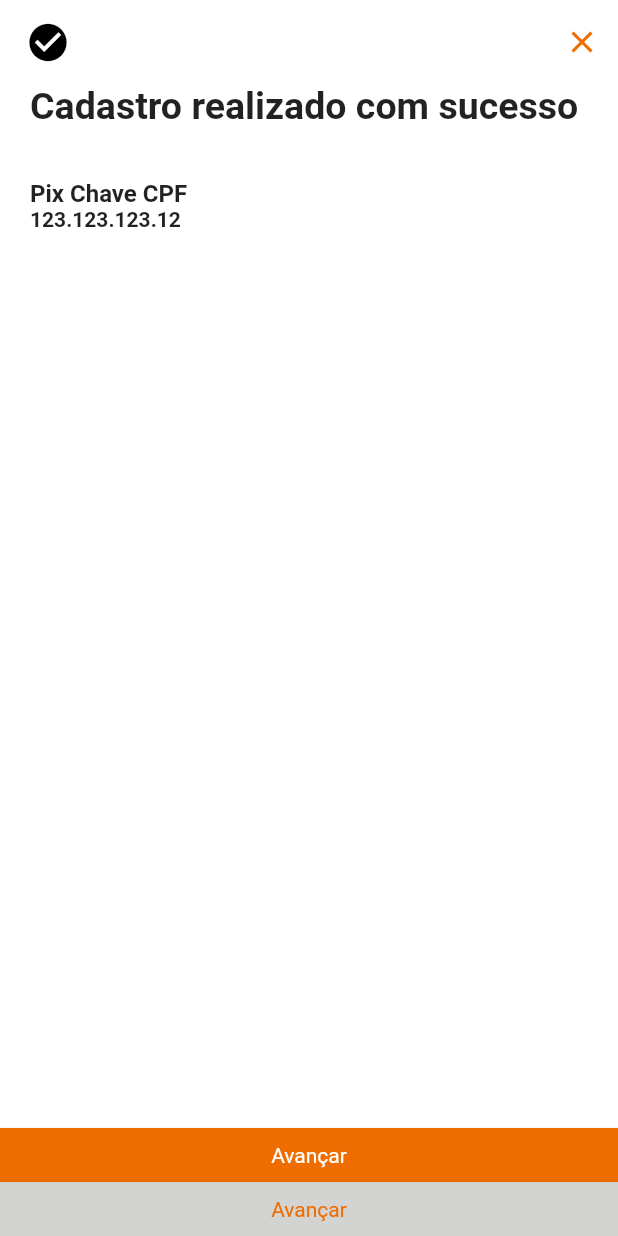
After one commit to viniciusps01/screens-challenge, a Flutter app: the screen it shows after launch, after a tap on "Cadastro Realizado", on a phone screen of 412 x 824 dp. The commit adds this screen. Run offline on Flutter 3.47's test engine with Material 2 defaults, Android fonts, the phone set to English and light mode, and no system bars.

Commit message:
Added SignupSuccessPage

```diff
--- a/lib/main.dart
+++ b/lib/main.dart
@@ -6,6 +6,7 @@ import 'package:screens_challenge/ui/pages/keys_menu_page/keys_menu_page.dart';
 import 'package:screens_challenge/ui/pages/message_page/message_page.dart';
 
 import 'ui/pages/cpf_key_page/cpf_key_page.dart';
+import 'ui/pages/signup_success_page/signup_success_page.dart';
 import 'ui/pages/validation_page/validation_page.dart';
 
 void main() {
@@ -80,6 +81,13 @@ class Home extends StatelessWidget {
                 const MessagePage(),
               ),
               child: const Text('Recado'),
+            ),
+            OutlinedButton(
+              onPressed: () => goToPage(
+                context,
+                const SignupSuccessPage(),
+              ),
+              child: const Text('Cadastro Realizado'),
             )
           ],
         ),
--- /dev/null
+++ b/lib/ui/pages/signup_success_page/signup_success_page.dart
@@ -0,0 +1,75 @@
+import 'package:flutter/material.dart';
+import 'package:screens_challenge/ui/widgets/grey_button.dart';
+import 'package:screens_challenge/ui/widgets/pix_key.dart';
+
+import '../../widgets/orange_button.dart';
+
+class SignupSuccessPage extends StatelessWidget {
+  const SignupSuccessPage({Key? key}) : super(key: key);
+
+  @override
+  Widget build(BuildContext context) {
+    return Scaffold(
+      appBar: AppBar(
+        automaticallyImplyLeading: false,
+        leading: const Padding(
+          padding: EdgeInsets.only(left: 8.0),
+          child: Icon(
+            Icons.check_circle,
+            size: 30,
+            color: Colors.black,
+          ),
+        ),
+        actions: [
+          IconButton(
+            onPressed: () => Navigator.of(context).pop(),
+            icon: const Icon(Icons.close),
+          )
+        ],
+      ),
+      body: Column(
+        crossAxisAlignment: CrossAxisAlignment.start,
+        children: [
+          Expanded(
+            child: Container(
+              padding: const EdgeInsets.only(
+                left: 20,
+                right: 20,
+                bottom: 10,
+              ),
+              child: Column(
+                crossAxisAlignment: CrossAxisAlignment.start,
+                children: [
+                  Text(
+                    'Cadastro realizado com sucesso',
+                    style: Theme.of(context).textTheme.titleLarge,
+                  ),
+                  const SizedBox(height: 20),
+                  const PixKey(
+                    title: 'Pix Chave CPF',
+                    value: '123.123.123.12',
+                  ),
+                  const SizedBox(height: 10),
+                ],
+              ),
+            ),
+          ),
+          SizedBox(
+            width: double.infinity,
+            child: OrangeButton(
+              onPressed: () {},
+              label: 'Avançar',
+            ),
+          ),
+          SizedBox(
+            width: double.infinity,
+            child: GreyButton(
+              onPressed: () {},
+              label: 'Avançar',
+            ),
+          )
+        ],
+      ),
+    );
+  }
+}
--- /dev/null
+++ b/lib/ui/widgets/pix_key.dart
@@ -0,0 +1,43 @@
+import 'package:flutter/material.dart';
+
+class PixKey extends StatelessWidget {
+  final bool showIcon;
+  final String title;
+  final String value;
+
+  const PixKey({
+    Key? key,
+    required this.title,
+    required this.value,
+    this.showIcon = false,
+  }) : super(key: key);
+
+  @override
+  Widget build(BuildContext context) {
+    return ListTile(
+      leading: !showIcon
+          ? null
+          : Icon(
+              Icons.key,
+              color: Theme.of(context).primaryColor,
+              size: 25,
+            ),
+      horizontalTitleGap: 0,
+      contentPadding: const EdgeInsets.all(0),
+      visualDensity: const VisualDensity(vertical: -4),
+      title: Text(
+        title,
+        style: const TextStyle(
+          fontWeight: FontWeight.bold,
+        ),
+      ),
+      subtitle: Text(
+        value,
+        style: const TextStyle(
+          color: Colors.black87,
+          fontWeight: FontWeight.w600,
+        ),
+      ),
+    );
+  }
+}
```
